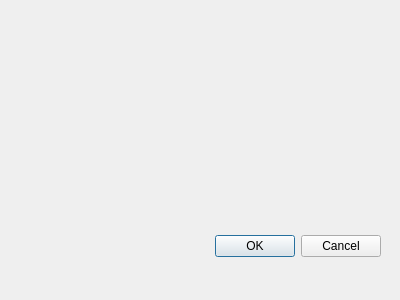
Above: dialogajouterpatient.ui from salutpp1177/Qt-Projet before the change. Below: the same form after it.
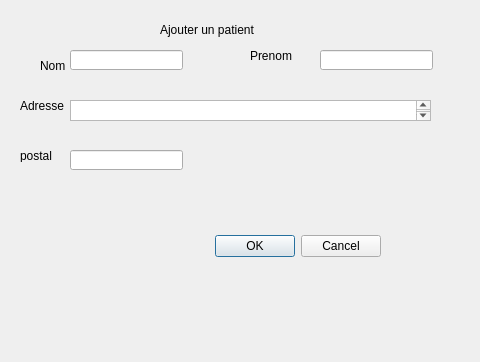
That is the form after the change.

```diff
--- a/dialogajouterpatient.ui
+++ b/dialogajouterpatient.ui
@@ -6,8 +6,8 @@
    <rect>
     <x>0</x>
     <y>0</y>
-    <width>400</width>
-    <height>300</height>
+    <width>480</width>
+    <height>362</height>
    </rect>
   </property>
   <property name="windowTitle">
@@ -29,6 +29,111 @@
     <set>QDialogButtonBox::Cancel|QDialogButtonBox::Ok</set>
    </property>
   </widget>
+  <widget class="QLabel" name="label">
+   <property name="geometry">
+    <rect>
+     <x>160</x>
+     <y>20</y>
+     <width>131</width>
+     <height>20</height>
+    </rect>
+   </property>
+   <property name="text">
+    <string>Ajouter un patient</string>
+   </property>
+  </widget>
+  <widget class="QLabel" name="label_2">
+   <property name="geometry">
+    <rect>
+     <x>40</x>
+     <y>60</y>
+     <width>54</width>
+     <height>12</height>
+    </rect>
+   </property>
+   <property name="text">
+    <string>Nom</string>
+   </property>
+  </widget>
+  <widget class="QLabel" name="label_3">
+   <property name="geometry">
+    <rect>
+     <x>250</x>
+     <y>50</y>
+     <width>54</width>
+     <height>12</height>
+    </rect>
+   </property>
+   <property name="text">
+    <string>Prenom</string>
+   </property>
+  </widget>
+  <widget class="QLineEdit" name="lineEdit">
+   <property name="geometry">
+    <rect>
+     <x>70</x>
+     <y>50</y>
+     <width>113</width>
+     <height>20</height>
+    </rect>
+   </property>
+  </widget>
+  <widget class="QLineEdit" name="lineEdit_2">
+   <property name="geometry">
+    <rect>
+     <x>320</x>
+     <y>50</y>
+     <width>113</width>
+     <height>20</height>
+    </rect>
+   </property>
+  </widget>
+  <widget class="QLabel" name="label_4">
+   <property name="geometry">
+    <rect>
+     <x>20</x>
+     <y>100</y>
+     <width>54</width>
+     <height>12</height>
+    </rect>
+   </property>
+   <property name="text">
+    <string>Adresse</string>
+   </property>
+  </widget>
+  <widget class="QTextEdit" name="textEdit">
+   <property name="geometry">
+    <rect>
+     <x>70</x>
+     <y>100</y>
+     <width>361</width>
+     <height>21</height>
+    </rect>
+   </property>
+  </widget>
+  <widget class="QLabel" name="label_5">
+   <property name="geometry">
+    <rect>
+     <x>20</x>
+     <y>150</y>
+     <width>54</width>
+     <height>12</height>
+    </rect>
+   </property>
+   <property name="text">
+    <string>postal</string>
+   </property>
+  </widget>
+  <widget class="QLineEdit" name="lineEdit_3">
+   <property name="geometry">
+    <rect>
+     <x>70</x>
+     <y>150</y>
+     <width>113</width>
+     <height>20</height>
+    </rect>
+   </property>
+  </widget>
  </widget>
  <resources/>
  <connections>
```
